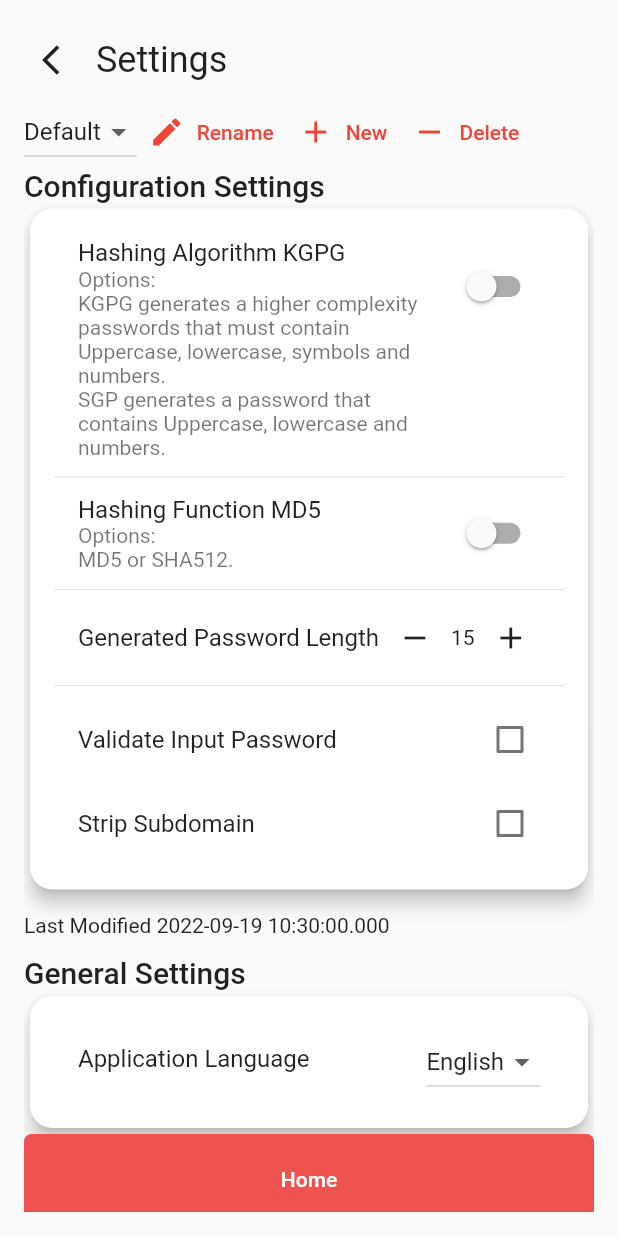
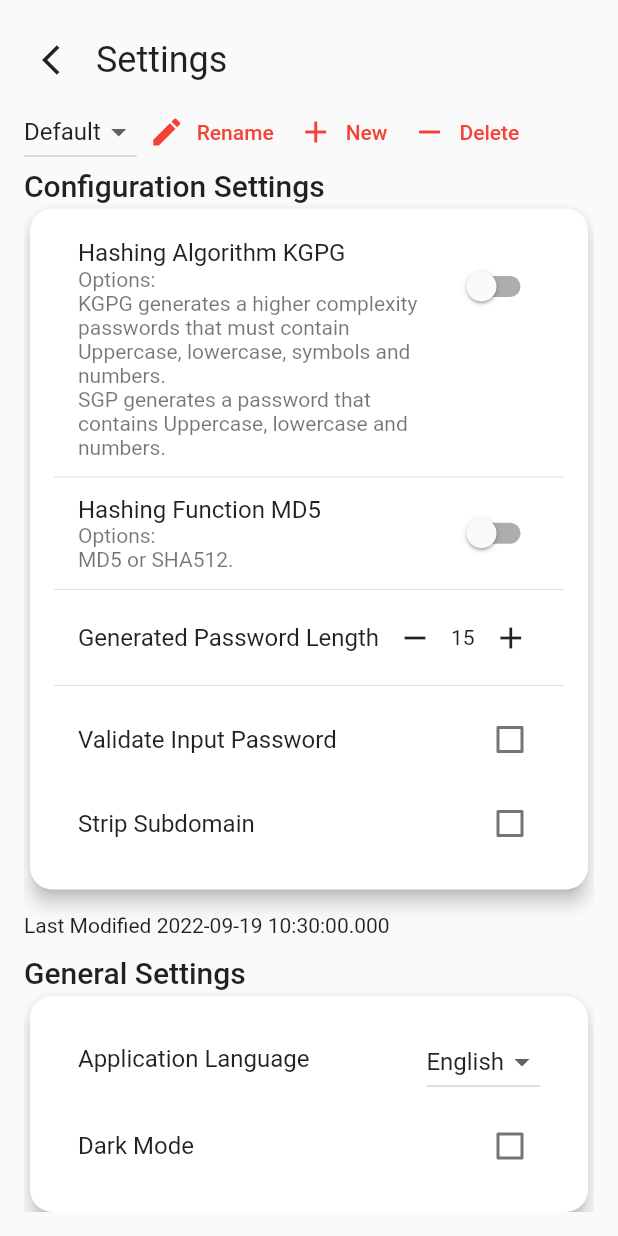
Before and after one commit to kghandour/KGPassGen, a Flutter app: the ConfigurationPage screen opened by its route, on a phone screen of 412 x 824 dp. Run offline on Flutter 3.47's test engine with Material 2 defaults, Android fonts, the phone set to English and light mode, and no system bars; our stand-ins replace hive, hive_flutter, smooth_page_indicator; accounts and stored records are empty; generated files the repository leaves out were written again.

Commit message:
Dark mode added

```diff
--- a/lib/controller/general_controller.dart
+++ b/lib/controller/general_controller.dart
@@ -29,4 +29,9 @@ class GeneralController {
     general.locale = locale;
     general.save();
   }
+
+  static void updateDarkMode(General general, bool darkMode) {
+    general.darkMode = darkMode;
+    general.save();
+  }
 }
--- a/lib/l10n/app_ar.arb
+++ b/lib/l10n/app_ar.arb
@@ -17,5 +17,6 @@
     "stripSubdomain": "تجريد العنوان الفرعي",
     "backToHome":"العودة الي الصفحة الرئيسية",
     "generalSettings": "الاعدادات العامة",
-    "appLanguage": "لغة البرنامج"
+    "appLanguage": "لغة البرنامج",
+    "darkMode": "تشغيل النظام الليلي"
 }
--- a/lib/l10n/app_en.arb
+++ b/lib/l10n/app_en.arb
@@ -17,5 +17,6 @@
     "stripSubdomain": "Strip Subdomain",
     "backToHome": "Back to Homepage",
     "generalSettings": "General Settings",
-    "appLanguage": "Application Language"
+    "appLanguage": "Application Language",
+    "darkMode":"Dark Mode"
 }
--- a/lib/main.dart
+++ b/lib/main.dart
@@ -19,6 +19,7 @@ Future main() async {
   await Hive.initFlutter();
   Hive.registerAdapter(ConfigurationAdapter());
   Hive.registerAdapter(GeneralAdapter());
+
   await Hive.openBox<Configuration>('configurations');
   await Hive.openBox<General>('general');
 
@@ -42,6 +43,9 @@ class MyApp extends StatelessWidget {
         var localeSet = Locale(general.locale);
         if (localeSet == null) localeSet = Locale('en', '');
 
+        var darkMode = general.darkMode;
+        if (darkMode == null) darkMode = false;
+
         return MaterialApp(
           title: 'KG Password Generator',
           localizationsDelegates: [
@@ -52,6 +56,8 @@ class MyApp extends StatelessWidget {
           ],
           supportedLocales: AppLocalizations.supportedLocales,
           locale: localeSet,
+          themeMode: darkMode ? ThemeMode.dark : ThemeMode.light,
+          darkTheme: ThemeData.dark(),
           theme: ThemeData(
             primarySwatch: Colors.red,
           ),
--- a/lib/model/general.dart
+++ b/lib/model/general.dart
@@ -15,4 +15,7 @@ class General extends HiveObject {
 
   @HiveField(3)
   late String locale = "en";
+
+  @HiveField(4)
+  late bool darkMode = false;
 }
--- a/lib/presentation/pages/configuration_page.dart
+++ b/lib/presentation/pages/configuration_page.dart
@@ -310,7 +310,17 @@ class _ConfigurationPageState extends State<ConfigurationPage> {
                                 });
                               },
                             ),
-                          )
+                          ),
+                          CheckboxListTile(
+                              title:
+                                  Text(AppLocalizations.of(context)!.darkMode),
+                              value: general.darkMode,
+                              onChanged: (value) {
+                                setState(() {
+                                  GeneralController.updateDarkMode(
+                                      general, value!);
+                                });
+                              })
                         ],
                       ),
                     ),
```
Also changed, not shown: lib/model/general.g.dart.
